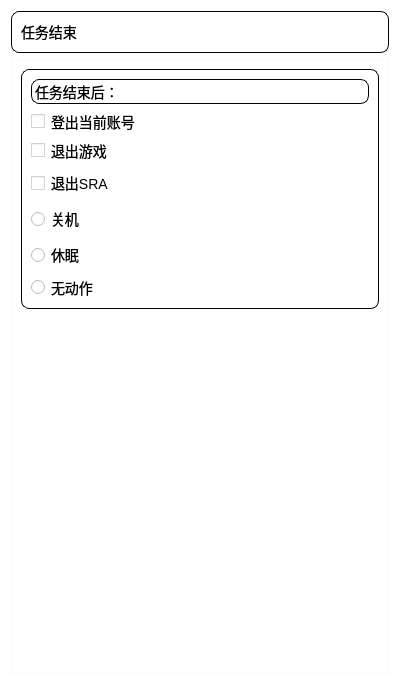
Above: resources/ui/mission_accomplish.ui from Shasnow/StarRailAssistant before the change. Below: the same form after it.
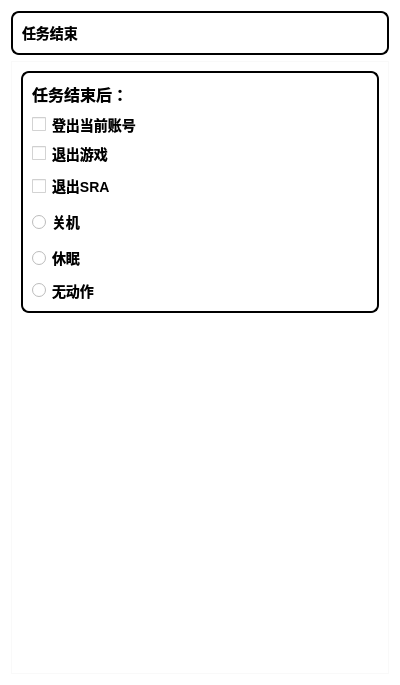
That is the form after the change.

Patch:
```diff
--- a/resources/ui/mission_accomplish.ui
+++ b/resources/ui/mission_accomplish.ui
@@ -29,7 +29,7 @@
                 <widget class="QFrame" name="title_frame">
                     <property name="styleSheet">
                         <string notr="true">border-radius: 8px;
-                            border: 1px solid black;
+                            border: 1.5px solid black;
                             background-color: rgba(255, 255, 255, 0.8);
                             font-size: 14px;
                         </string>
@@ -44,7 +44,7 @@
                         <item>
                             <widget class="QLabel" name="title_label">
                                 <property name="styleSheet">
-                                    <string notr="true">border: none;</string>
+                                    <string notr="true">border: none;font-weight: bold;</string>
                                 </property>
                                 <property name="text">
                                     <string>任务结束</string>
@@ -80,7 +80,7 @@
                             <widget class="QFrame" name="frame2_1">
                                 <property name="styleSheet">
                                     <string notr="true">border-radius: 8px;
-                                        border: 1px solid black;
+                                        border: 1.5px solid black;
                                         background-color: rgba(255, 255, 255, 0.8);
                                         font-size: 14px;
                                     </string>
@@ -101,19 +101,30 @@
                                                 </size>
                                             </property>
                                             <property name="styleSheet">
-                                                <string notr="true">border-radius: 8px;
-                                                    border: 0.5px solid black;
+                                                <string notr="true">border: none;font-weight: bold;font-size: 14px;
                                                 </string>
                                             </property>
                                             <property name="text">
-                                                <string>任务结束后：</string>
+                                                <string>&lt;html&gt;&lt;head/&gt;&lt;body&gt;&lt;p&gt;&lt;span style=&quot;
+                                                    font-size:12pt;&quot;&gt;任务结束后：&lt;/span&gt;&lt;/p&gt;&lt;/body&gt;&lt;/html&gt;
+                                                </string>
                                             </property>
                                         </widget>
                                     </item>
                                     <item>
                                         <widget class="QCheckBox" name="log_out_checkbox">
                                             <property name="styleSheet">
-                                                <string notr="true">border: none;</string>
+                                                <string notr="true">QCheckBox{border: none;background-color: rgba(255,
+                                                    255, 255, 0.8);font-size: 14px;font-weight: bold;}
+                                                    QCheckBox:hover {
+                                                    background-color: #f0f0f0;
+                                                    }
+
+                                                    /* 勾选框悬停时边框变色 */
+                                                    QCheckBox::indicator:hover {
+                                                    border-color: #666;
+                                                    }
+                                                </string>
                                             </property>
                                             <property name="text">
                                                 <string>登出当前账号</string>
@@ -123,7 +134,17 @@
                                     <item>
                                         <widget class="QCheckBox" name="quit_game_checkbox">
                                             <property name="styleSheet">
-                                                <string notr="true">border: none;</string>
+                                                <string notr="true">QCheckBox{border: none;background-color: rgba(255,
+                                                    255, 255, 0.8);font-size: 14px;font-weight: bold;}
+                                                    QCheckBox:hover {
+                                                    background-color: #f0f0f0;
+                                                    }
+
+                                                    /* 勾选框悬停时边框变色 */
+                                                    QCheckBox::indicator:hover {
+                                                    border-color: #666;
+                                                    }
+                                                </string>
                                             </property>
                                             <property name="text">
                                                 <string>退出游戏</string>
@@ -139,7 +160,17 @@
                                                 </size>
                                             </property>
                                             <property name="styleSheet">
-                                                <string notr="true">border: none;</string>
+                                                <string notr="true">QCheckBox{border: none;background-color: rgba(255,
+                                                    255, 255, 0.8);font-size: 14px;font-weight: bold;}
+                                                    QCheckBox:hover {
+                                                    background-color: #f0f0f0;
+                                                    }
+
+                                                    /* 勾选框悬停时边框变色 */
+                                                    QCheckBox::indicator:hover {
+                                                    border-color: #666;
+                                                    }
+                                                </string>
                                             </property>
                                             <property name="text">
                                                 <string>退出SRA</string>
@@ -155,7 +186,7 @@
                                                 </size>
                                             </property>
                                             <property name="styleSheet">
-                                                <string notr="true">border: none;</string>
+                                                <string notr="true">border: none;font-weight: bold;</string>
                                             </property>
                                             <property name="text">
                                                 <string>关机</string>
@@ -171,7 +202,7 @@
                                                 </size>
                                             </property>
                                             <property name="styleSheet">
-                                                <string notr="true">border: none;</string>
+                                                <string notr="true">border: none;font-weight: bold;</string>
                                             </property>
                                             <property name="text">
                                                 <string>休眠</string>
@@ -181,7 +212,7 @@
                                     <item>
                                         <widget class="QRadioButton" name="radioButton">
                                             <property name="styleSheet">
-                                                <string notr="true">border: none;</string>
+                                                <string notr="true">border: none;font-weight: bold;</string>
                                             </property>
                                             <property name="text">
                                                 <string>无动作</string>
```
